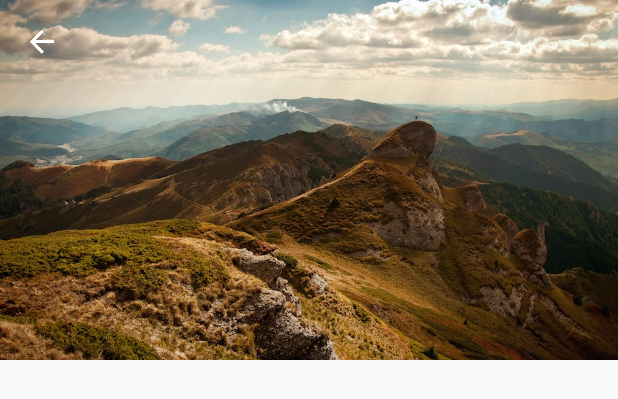
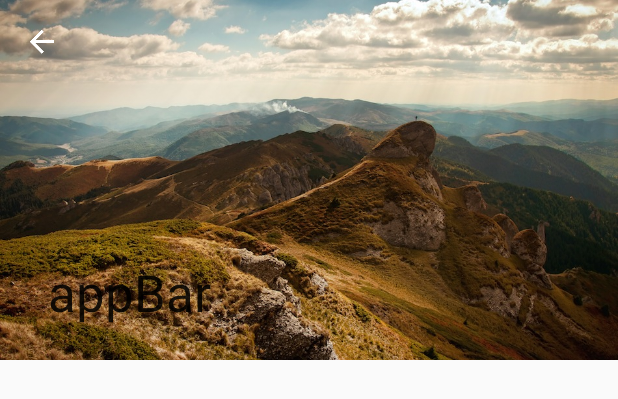
Before and after one commit to gu0-kim/HeaderRefresh, an Android app: the layout appbar_demo_layout.xml on its own in the app's theme, with its tools: preview values and no code run, on a phone screen of 412 x 824 dp. Shown: the top 399 px of the screen. Run offline under Robolectric (Android 15) with nearby library versions, the phone set to English and light mode, and no system bars.

Commit message:
修改侵入式statusbar

```diff
--- a/app/build.gradle
+++ b/app/build.gradle
@@ -65,7 +65,7 @@ dependencies {
     annotationProcessor rootProject.ext.dependencies["butterknife-compiler"]
 
     implementation project(':headerrefresh')
-    implementation 'com.gu:mvplibrary:1.0.0'
+    implementation 'com.gu:mvplibrary:1.0.1'
     implementation rootProject.ext.dependencies["rxbinding-appcompat-v7"]
 }
 
--- a/app/src/main/java/com/example/developergu/refreshmaster/mvp/presenter/SimplePresenter.java
+++ b/app/src/main/java/com/example/developergu/refreshmaster/mvp/presenter/SimplePresenter.java
@@ -16,7 +16,7 @@ import io.reactivex.functions.Function;
 public class SimplePresenter extends IPresenter<AppBarDemoView> {
   public void loadSimpleData() {
     addTask(
-        Observable.timer(1, TimeUnit.SECONDS)
+        Observable.timer(4, TimeUnit.SECONDS)
             .take(1)
             .map(
                 new Function<Long, List<String>>() {
--- a/app/src/main/res/layout/activity_main.xml
+++ b/app/src/main/res/layout/activity_main.xml
@@ -2,8 +2,7 @@
 <FrameLayout xmlns:android="http://schemas.android.com/apk/res/android"
     xmlns:tools="http://schemas.android.com/tools"
     android:layout_width="match_parent"
-    android:layout_height="match_parent"
-    tools:context="com.example.developergu.refreshmaster.ZhiFuBaoActivity">
+    android:layout_height="match_parent">
 
     <FrameLayout
         android:id="@+id/content_view"
--- a/app/src/main/res/layout/appbar_demo_layout.xml
+++ b/app/src/main/res/layout/appbar_demo_layout.xml
@@ -7,25 +7,25 @@
     <android.support.design.widget.AppBarLayout
         android:id="@+id/appBar"
         android:layout_width="match_parent"
-        android:layout_height="240dp"
-        android:fitsSystemWindows="true">
+        android:layout_height="240dp">
 
         <android.support.design.widget.CollapsingToolbarLayout
             android:id="@+id/toolbar_layout"
             android:layout_width="match_parent"
             android:layout_height="match_parent"
-            app:contentScrim="@color/colorAccent"
+            app:contentScrim="@color/colorPrimary"
             app:layout_scrollFlags="scroll|exitUntilCollapsed"
-            app:statusBarScrim="@color/colorTransparent">
-
+            app:scrimVisibleHeightTrigger="82dp"
+            app:statusBarScrim="@color/colorTransparent"
+            app:title="appBar">
+            <!--81dp=56dp+25dp-->
             <ImageView
                 android:layout_width="match_parent"
                 android:layout_height="match_parent"
-                android:fitsSystemWindows="true"
                 android:scaleType="centerCrop"
                 android:src="@drawable/example"
                 app:layout_collapseMode="parallax"
-                app:layout_collapseParallaxMultiplier="0.5" />
+                app:layout_collapseParallaxMultiplier="0.7" />
 
             <android.support.v7.widget.Toolbar
                 android:id="@+id/toolbar"
@@ -33,8 +33,10 @@
                 android:layout_height="?attr/actionBarSize"
                 android:background="@color/colorTransparent"
                 app:collapseIcon="@drawable/ic_arrow_back_white_24dp"
+                app:contentInsetStartWithNavigation="0dp"
                 app:layout_collapseMode="pin"
-                app:navigationIcon="@drawable/ic_arrow_back_white_24dp" />
+                app:navigationIcon="@drawable/ic_arrow_back_white_24dp"
+                app:titleTextColor="@color/colorWhite" />
 
         </android.support.design.widget.CollapsingToolbarLayout>
     </android.support.design.widget.AppBarLayout>
--- a/app/src/main/res/layout/simple_header_layout.xml
+++ b/app/src/main/res/layout/simple_header_layout.xml
@@ -2,7 +2,8 @@
 <TextView xmlns:android="http://schemas.android.com/apk/res/android"
     android:layout_width="match_parent"
     android:layout_height="100dp"
+    android:background="@color/colorAccent"
     android:gravity="center"
     android:text="Custom Header"
-    android:textColor="#000"
+    android:textColor="@color/colorWhite"
     android:textSize="16sp" />
--- a/config.gradle
+++ b/config.gradle
@@ -9,7 +9,7 @@ ext {
     ]
 
     version = [
-            androidSupportSdkVersion   : "27.1.0",
+            androidSupportSdkVersion   : "27.1.1",
             dagger2SdkVersion          : "2.15",
             butterknifeSdkVersion      : "8.4.0",
             canarySdkVersion           : "1.5.4",
```
Also changed, not shown: app/src/main/java/com/example/developergu/refreshmaster/SimpleDemoActivity.java (+6 -15 lines), app/src/main/java/com/example/developergu/refreshmaster/mvp/view/indexpage/appbar/AppBarDemoView.java (+11 -0 lines), 1 other file.
